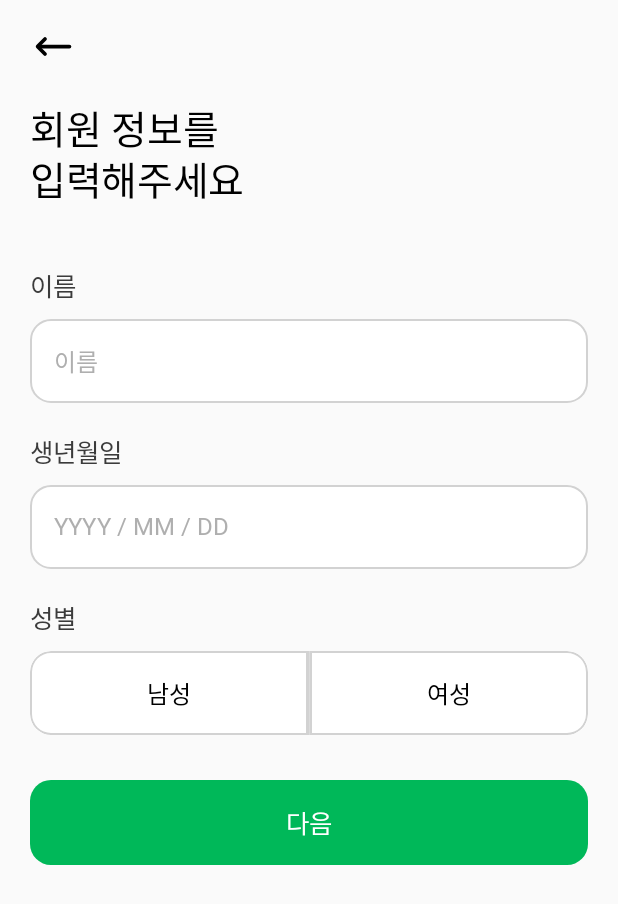
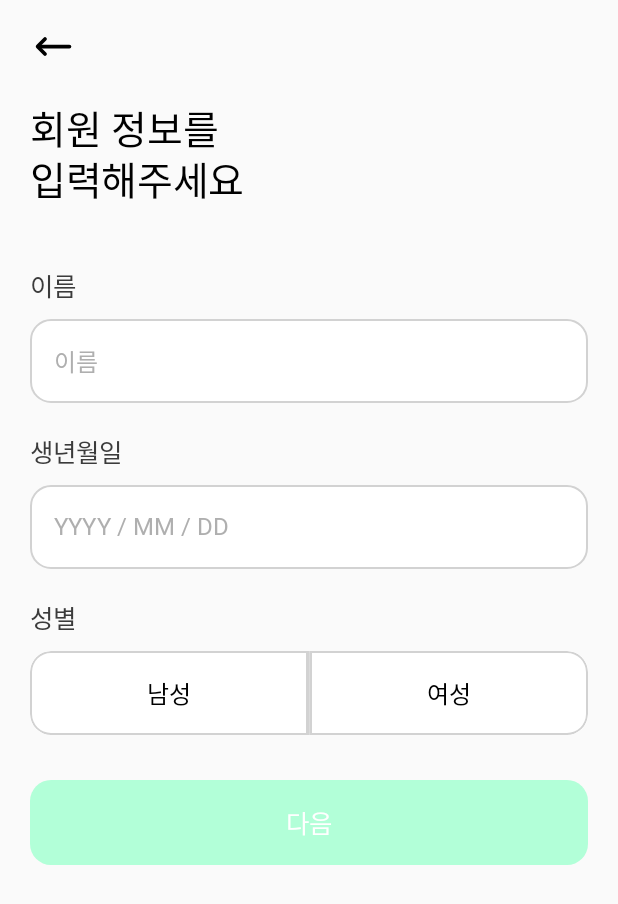
Before and after one commit to Medicare-Call/Medicare-Call-Frontend, an Android app built with Jetpack Compose: the composable LoginMyInfoScreen shown on its own in the app's theme, on a phone screen of 412 x 824 dp. Shown: the top 904 px of the screen. Run offline under Robolectric (Android 15) with nearby library versions, the phone set to English and light mode, and no system bars; Roboto replaces fonts that are not available here.

Commit message:
Feat: 미입력시 버튼 비활성화 기능 구현

```diff
--- a/app/src/main/java/com/konkuk/medicarecall/ui/login_info/component/CTAButton.kt
+++ b/app/src/main/java/com/konkuk/medicarecall/ui/login_info/component/CTAButton.kt
@@ -19,7 +19,7 @@ import androidx.compose.ui.unit.dp
 import com.konkuk.medicarecall.ui.theme.MediCareCallTheme
 
 enum class CTAButtonType {
-    WHITE, GREEN
+    WHITE, GREEN, DISABLED
 }
 
 
@@ -36,16 +36,19 @@ fun CTAButton(
     val backgroundColor = when (type) {
         CTAButtonType.WHITE -> MediCareCallTheme.colors.white
         CTAButtonType.GREEN -> MediCareCallTheme.colors.main
+        CTAButtonType.DISABLED -> MediCareCallTheme.colors.g200
     }
 
     val textColor = when (type) {
         CTAButtonType.WHITE -> MediCareCallTheme.colors.main
         CTAButtonType.GREEN -> MediCareCallTheme.colors.white
+        CTAButtonType.DISABLED -> MediCareCallTheme.colors.white
     }
 
     val clickedColor = when (type) {
         CTAButtonType.WHITE -> MediCareCallTheme.colors.gray1
         CTAButtonType.GREEN -> MediCareCallTheme.colors.g500
+        CTAButtonType.DISABLED -> MediCareCallTheme.colors.g200
     }
 
     val interactionSource = remember { MutableInteractionSource() }
@@ -60,9 +63,11 @@ fun CTAButton(
             .fillMaxWidth()
             .background(color = buttonColor, shape = RoundedCornerShape(14.dp))
             .clickable(
+
                 interactionSource,
                 onClick = onClick,
                 indication = null,
+                enabled = if(type != CTAButtonType.DISABLED) true else false
             )
     ) {
         Text(
--- a/app/src/main/java/com/konkuk/medicarecall/ui/login_info/component/GenderToggleButton.kt
+++ b/app/src/main/java/com/konkuk/medicarecall/ui/login_info/component/GenderToggleButton.kt
@@ -31,20 +31,15 @@ import androidx.compose.ui.unit.dp
 import com.konkuk.medicarecall.ui.theme.MediCareCallTheme
 
 @Composable
-fun GenderToggleButton() {
-
-    var isMale by remember { mutableStateOf<Boolean?>(null) }
-
-
+fun GenderToggleButton(
+    isMale: Boolean?,
+    onGenderChange: (Boolean?) -> Unit
+) {
 
     Row(
         Modifier
             .fillMaxWidth()
             .height(IntrinsicSize.Max)
-//            .border(
-//                BorderStroke(1.2.dp, MediCareCallTheme.colors.gray2), // 전체 테두리
-//                RoundedCornerShape(14.dp)
-//            )
             .clip(RoundedCornerShape(14.dp))
             .background(
                 MediCareCallTheme.colors.white
@@ -60,9 +55,9 @@ fun GenderToggleButton() {
                     shape = RoundedCornerShape(topStart = 14.dp, bottomStart = 14.dp)
                 )
                 .clickable(
-                    onClick = { isMale = true },
+                    onClick = { onGenderChange(true) },
 
-                ),
+                    ),
 
             contentAlignment = Alignment.Center
         ) {
@@ -87,7 +82,7 @@ fun GenderToggleButton() {
                     shape = RoundedCornerShape(topEnd = 14.dp, bottomEnd = 14.dp)
                 )
                 .clickable(
-                    onClick = { isMale = false }
+                    onClick = { onGenderChange(false) }
                 ),
             contentAlignment = Alignment.Center
         ) {
@@ -102,9 +97,3 @@ fun GenderToggleButton() {
         }
     }
 }
-
-@Preview
-@Composable
-private fun GenderToggleButtonPreview() {
-    GenderToggleButton()
-}
--- a/app/src/main/java/com/konkuk/medicarecall/ui/login_info/screen/LoginMyInfoScreen.kt
+++ b/app/src/main/java/com/konkuk/medicarecall/ui/login_info/screen/LoginMyInfoScreen.kt
@@ -123,12 +123,21 @@ fun LoginMyInfoScreen(
                 color = MediCareCallTheme.colors.gray7,
                 style = MediCareCallTheme.typography.M_17
             )
-            GenderToggleButton()
+
+            GenderToggleButton(loginViewModel.isMale, { loginViewModel.onGenderChanged(it) })
         }
         Spacer(Modifier.height(30.dp))
-        CTAButton(CTAButtonType.GREEN, "다음", {
-            showBottomSheet = true
-        })
+        CTAButton(
+            if (loginViewModel.name.isNotEmpty()
+                && loginViewModel.dateOfBirth.length == 8
+                && loginViewModel.isMale != null
+            ) CTAButtonType.GREEN
+            else
+                CTAButtonType.DISABLED,
+            "다음",
+            {
+                showBottomSheet = true
+            })
 
 
         val sheetState = rememberModalBottomSheetState(
@@ -211,8 +220,9 @@ fun LoginMyInfoScreen(
                         modifier = Modifier.padding(horizontal = 20.dp, vertical = 8.dp)
                     )
                 }
+                // 모달 내부 CTA 버튼
                 CTAButton(
-                    CTAButtonType.GREEN,
+                    if(isCheckedAll) CTAButtonType.GREEN else CTAButtonType.DISABLED,
                     "다음",
                     {},
                     Modifier
--- a/app/src/main/java/com/konkuk/medicarecall/ui/login_info/viewmodel/LoginViewModel.kt
+++ b/app/src/main/java/com/konkuk/medicarecall/ui/login_info/viewmodel/LoginViewModel.kt
@@ -42,7 +42,7 @@ class LoginViewModel : ViewModel() {
         private set
     var dateOfBirth by mutableStateOf("")
         private set
-    var isMale by mutableStateOf(true)
+    var isMale by mutableStateOf<Boolean?>(null)
         private set
 
     // 상태 변경 함수
@@ -60,6 +60,9 @@ class LoginViewModel : ViewModel() {
 
     fun onDOBChanged(new: String) {
         dateOfBirth = new
+    }
+    fun onGenderChanged(new: Boolean?) {
+        isMale = new
     }
 
 
```
Also changed, not shown: app/src/main/java/com/konkuk/medicarecall/ui/login_info/screen/LoginPhoneScreen.kt (+8 -5 lines), app/src/main/java/com/konkuk/medicarecall/ui/login_info/screen/LoginVerificationScreen.kt (+9 -5 lines).
